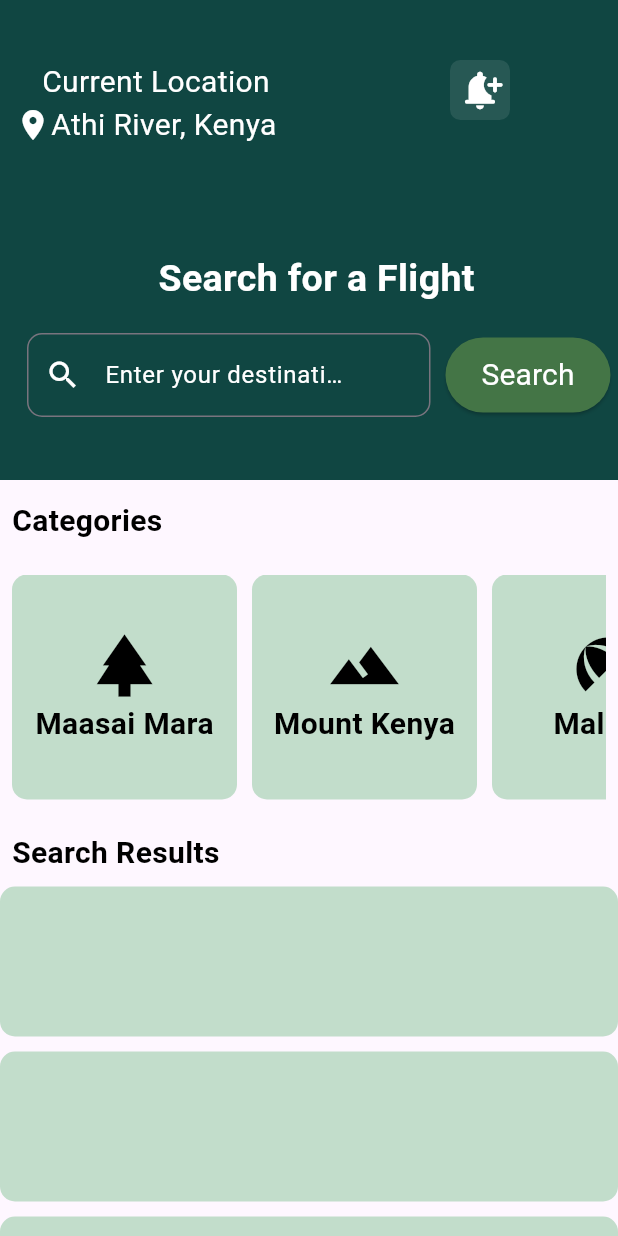
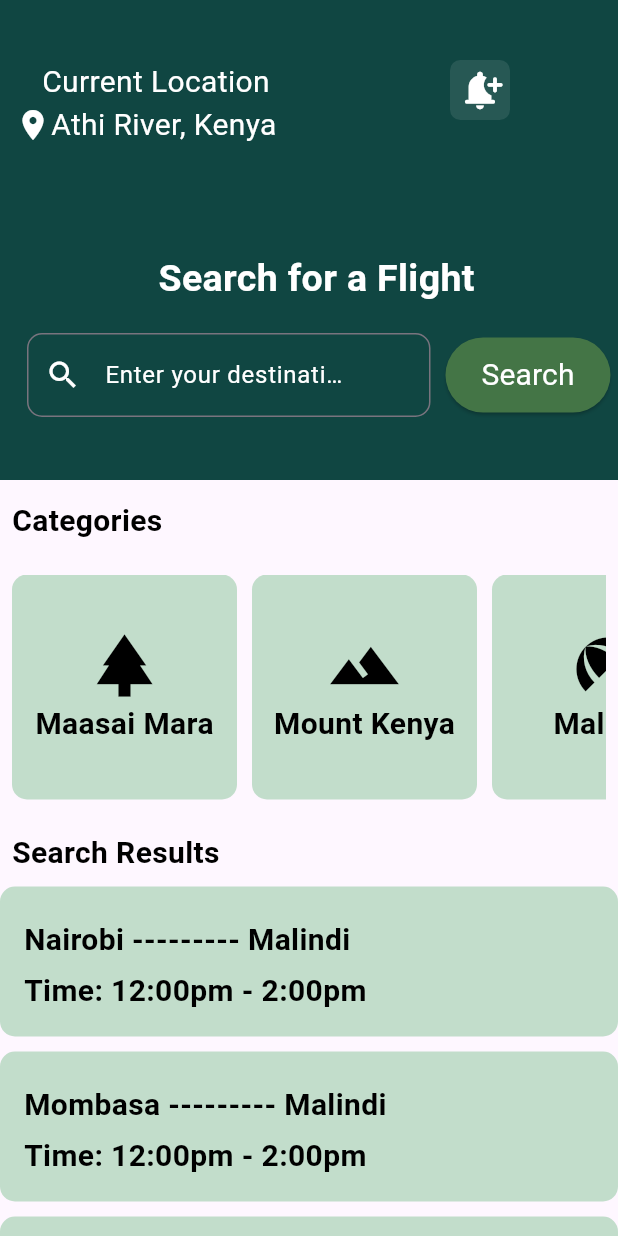
Before and after one commit to GetontoMoses/Airline-Booking, a Flutter app: the screen it shows after launch, on a phone screen of 412 x 824 dp. Run offline on Flutter 3.47's test engine with Material 3 defaults, Android fonts, the phone set to English and light mode, and no system bars.

Commit message:
feat: modifying dashboard

```diff
--- a/lib/views/dashboard.dart
+++ b/lib/views/dashboard.dart
@@ -141,29 +141,97 @@ class Dashboard extends StatelessWidget {
                 color: Color.fromARGB(255, 194, 221, 203),
                 borderRadius: BorderRadius.circular(10),
               ),
+              child: Padding(
+                padding: const EdgeInsets.all(8.0),
+                child: Column(
+                  mainAxisAlignment: MainAxisAlignment.start,
+                  crossAxisAlignment: CrossAxisAlignment.start,
+                  children: [
+                    SizedBox(
+                      height: 5,
                     ),
+                    CustomText(
+                      label: "Nairobi --------- Malindi",
+                      fontWeight: FontWeight.bold,
+                    ),
+                    SizedBox(
+                      height: 5,
+                    ),
+                    CustomText(
+                      label: "Time: 12:00pm - 2:00pm",
+                      fontWeight: FontWeight.bold,
+                    ),
+                  ],
+                ),
+              )),
           SizedBox(
             height: 10,
           ),
           Container(
+              padding: const EdgeInsets.all(8.0),
               width: double.infinity,
               height: 100,
               decoration: BoxDecoration(
                 color: Color.fromARGB(255, 194, 221, 203),
                 borderRadius: BorderRadius.circular(10),
               ),
+              child: Padding(
+                padding: const EdgeInsets.all(8.0),
+                child: Column(
+                  mainAxisAlignment: MainAxisAlignment.start,
+                  crossAxisAlignment: CrossAxisAlignment.start,
+                  children: [
+                    SizedBox(
+                      height: 5,
                     ),
+                    CustomText(
+                      label: "Mombasa --------- Malindi",
+                      fontWeight: FontWeight.bold,
+                    ),
+                    SizedBox(
+                      height: 5,
+                    ),
+                    CustomText(
+                      label: "Time: 12:00pm - 2:00pm",
+                      fontWeight: FontWeight.bold,
+                    ),
+                  ],
+                ),
+              )),
           SizedBox(
             height: 10,
           ),
           Container(
+              padding: const EdgeInsets.all(8.0),
               width: double.infinity,
               height: 100,
               decoration: BoxDecoration(
                 color: Color.fromARGB(255, 194, 221, 203),
                 borderRadius: BorderRadius.circular(10),
               ),
-          )
+              child: Padding(
+                padding: const EdgeInsets.all(8.0),
+                child: Column(
+                  mainAxisAlignment: MainAxisAlignment.start,
+                  crossAxisAlignment: CrossAxisAlignment.start,
+                  children: [
+                    SizedBox(
+                      height: 5,
+                    ),
+                    CustomText(
+                      label: "Nairobi --------- Kisumu",
+                      fontWeight: FontWeight.bold,
+                    ),
+                    SizedBox(
+                      height: 5,
+                    ),
+                    CustomText(
+                      label: "Time: 12:00pm - 2:00pm",
+                      fontWeight: FontWeight.bold,
+                    ),
+                  ],
+                ),
+              )),
         ],
       ),
     ));
```
Lines whose indentation alone changed are shown as unchanged.
